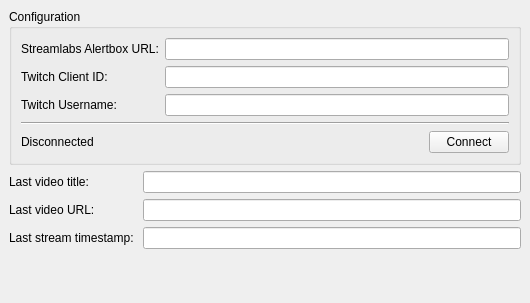
Before: the Qt Designer form simple_ui/simple_ui.ui in jeremyherbert/streamlabs_alertbox_extractor, drawn with Qt 5.
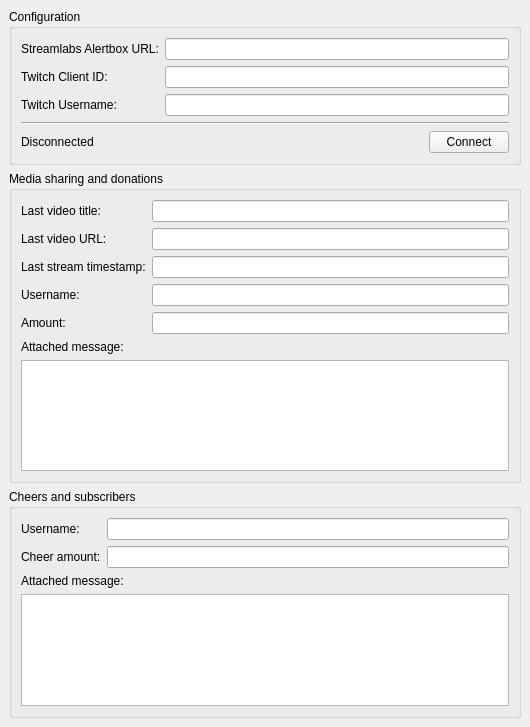
After: the same form once the commit is applied.

Commit message: added last cheer/subscriber

The edit to the form file:
```diff
--- a/simple_ui/simple_ui.ui
+++ b/simple_ui/simple_ui.ui
@@ -7,7 +7,7 @@
     <x>0</x>
     <y>0</y>
     <width>530</width>
-    <height>303</height>
+    <height>727</height>
    </rect>
   </property>
   <property name="sizePolicy">
@@ -109,6 +109,12 @@
       <zorder>line</zorder>
      </widget>
     </item>
+    <item>
+     <widget class="QGroupBox" name="grpDonation">
+      <property name="title">
+       <string>Media sharing and donations</string>
+      </property>
+      <layout class="QVBoxLayout" name="verticalLayout_3">
     <item>
      <layout class="QFormLayout" name="formLayout_2">
       <property name="fieldGrowthPolicy">
@@ -131,7 +137,7 @@
       <item row="2" column="0">
        <widget class="QLabel" name="label_6">
         <property name="text">
-         <string>Last stream timestamp: </string>
+            <string>Last stream timestamp:</string>
         </property>
        </widget>
       </item>
@@ -156,7 +162,110 @@
         </property>
        </widget>
       </item>
-     </layout>
+         <item row="3" column="0">
+          <widget class="QLabel" name="label_7">
+           <property name="text">
+            <string>Username:</string>
+           </property>
+          </widget>
+         </item>
+         <item row="3" column="1">
+          <widget class="QLineEdit" name="txtDonationUsername">
+           <property name="readOnly">
+            <bool>true</bool>
+           </property>
+          </widget>
+         </item>
+         <item row="4" column="0">
+          <widget class="QLabel" name="label_9">
+           <property name="text">
+            <string>Amount:</string>
+           </property>
+          </widget>
+         </item>
+         <item row="4" column="1">
+          <widget class="QLineEdit" name="txtDonationAmount">
+           <property name="readOnly">
+            <bool>true</bool>
+           </property>
+          </widget>
+         </item>
+        </layout>
+       </item>
+       <item>
+        <widget class="QLabel" name="label_8">
+         <property name="text">
+          <string>Attached message:</string>
+         </property>
+        </widget>
+       </item>
+       <item>
+        <widget class="QPlainTextEdit" name="txtDonationMessage">
+         <property name="readOnly">
+          <bool>true</bool>
+         </property>
+        </widget>
+       </item>
+      </layout>
+     </widget>
+    </item>
+    <item>
+     <widget class="QGroupBox" name="grpCheerSub">
+      <property name="title">
+       <string>Cheers and subscribers</string>
+      </property>
+      <layout class="QVBoxLayout" name="verticalLayout_4">
+       <item>
+        <layout class="QFormLayout" name="formLayout_3">
+         <property name="fieldGrowthPolicy">
+          <enum>QFormLayout::ExpandingFieldsGrow</enum>
+         </property>
+         <item row="0" column="0">
+          <widget class="QLabel" name="label_10">
+           <property name="text">
+            <string>Username:</string>
+           </property>
+          </widget>
+         </item>
+         <item row="0" column="1">
+          <widget class="QLineEdit" name="txtCheerSubUsername">
+           <property name="readOnly">
+            <bool>true</bool>
+           </property>
+          </widget>
+         </item>
+         <item row="1" column="0">
+          <widget class="QLabel" name="label_11">
+           <property name="text">
+            <string>Cheer amount:</string>
+           </property>
+          </widget>
+         </item>
+         <item row="1" column="1">
+          <widget class="QLineEdit" name="txtCheerAmount">
+           <property name="readOnly">
+            <bool>true</bool>
+           </property>
+          </widget>
+         </item>
+        </layout>
+       </item>
+       <item>
+        <widget class="QLabel" name="label_12">
+         <property name="text">
+          <string>Attached message:</string>
+         </property>
+        </widget>
+       </item>
+       <item>
+        <widget class="QPlainTextEdit" name="txtCheerSubMessage">
+         <property name="readOnly">
+          <bool>true</bool>
+         </property>
+        </widget>
+       </item>
+      </layout>
+     </widget>
     </item>
    </layout>
   </widget>
```
Left out of the diff: 4 changed lines with no effect on the pictures. Lines whose indentation alone changed are shown as unchanged. The commit also changes 4 other files.
